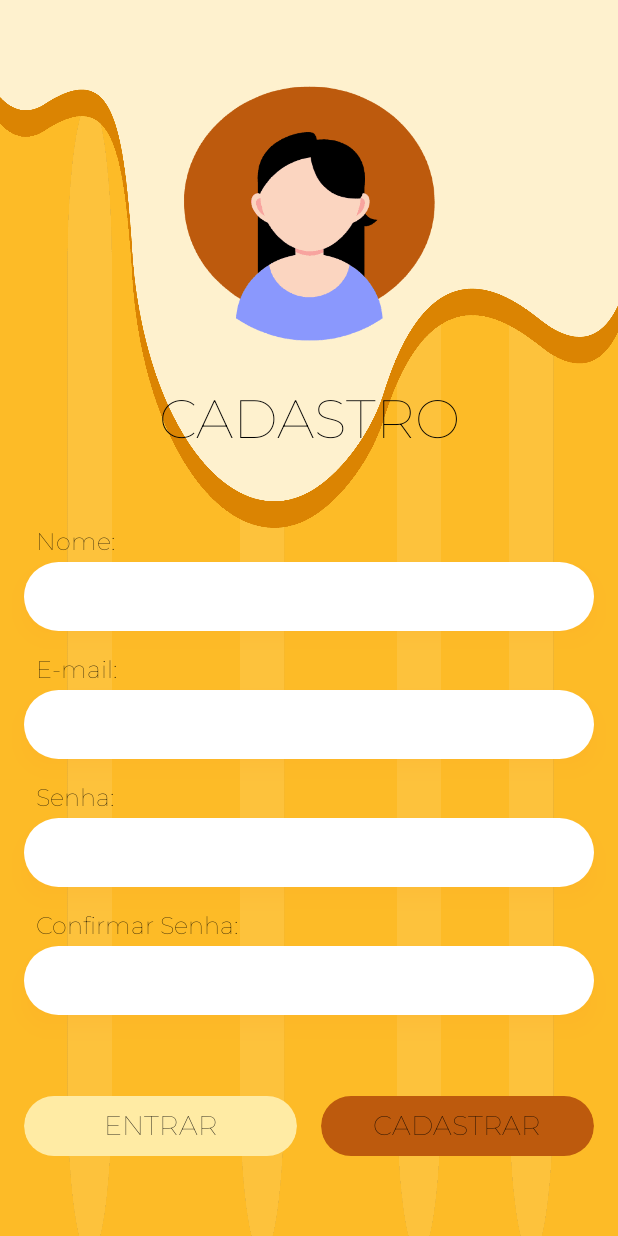
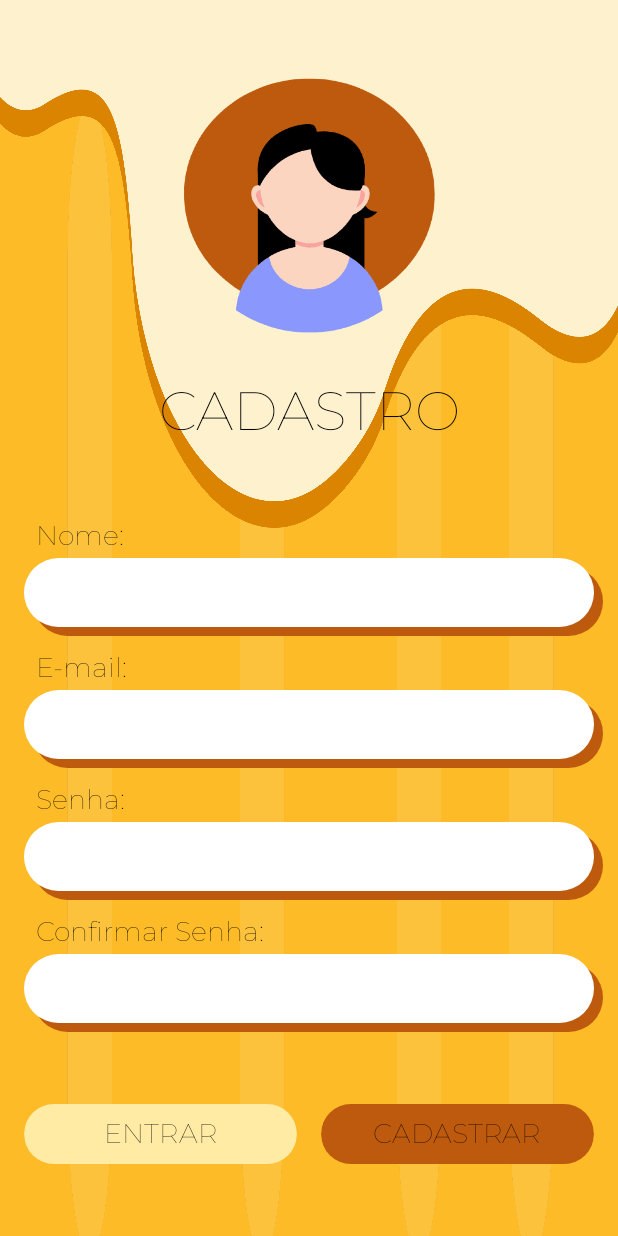
Before and after one commit to Qual-boa/Projeto-Android, an Android app built with Jetpack Compose: the @Preview function RegistrationScreenPreview, on a phone screen of 412 x 824 dp. Run offline under Robolectric (Android 15) with nearby library versions, the phone set to English and light mode, and no system bars.

Commit message:
sombra das inputs

```diff
--- a/TelaCadastro/app/src/main/java/com/example/telacadastro/MainActivity.kt
+++ b/TelaCadastro/app/src/main/java/com/example/telacadastro/MainActivity.kt
@@ -118,7 +118,8 @@ fun RegistrationScreen() {
                     )
                 ) {
                     Text(text = "ENTRAR", color = Color.Black, fontFamily = montserratFamily,
-                        fontSize = 18.sp)
+                        fontSize = 18.sp, fontWeight = FontWeight.ExtraBold
+                    )
                 }
 
                 Button(
@@ -132,7 +133,7 @@ fun RegistrationScreen() {
                     )
                 ) {
                     Text(text = "CADASTRAR", color = Color.Black, fontFamily = montserratFamily,
-                        fontSize = 18.sp)
+                        fontSize = 18.sp, fontWeight = FontWeight.ExtraBold)
                 }
             }
         }
@@ -144,12 +145,13 @@ fun InputFieldWithShadow(label: String, text: String, isPassword: Boolean = fals
     val inputValue = remember { mutableStateOf(text) }
 
     Column(modifier = Modifier.fillMaxWidth()) {
+        // Texto do rótulo
         Text(
             text = label,
             style = TextStyle(
-                fontSize = 16.sp,
+                fontSize = 18.sp,
+                fontWeight = FontWeight.ExtraBold,
                 color = Color.Black,
-                fontWeight = FontWeight.ExtraBold,
                 fontFamily = montserratFamily
             ),
             modifier = Modifier.padding(start = 8.dp, bottom = 4.dp)
@@ -157,17 +159,27 @@ fun InputFieldWithShadow(label: String, text: String, isPassword: Boolean = fals
 
         Box(
             modifier = Modifier
+                .fillMaxWidth()
                 .height(46.dp)
-                .shadow(
-                    elevation = 8.dp,
-                    shape = RoundedCornerShape(20.dp),
-                    ambientColor = Color(0xFFFFA726),
-                    spotColor = Color(0xFFFFA726)
+        ) {
+
+            Box(
+                modifier = Modifier
+                    .fillMaxSize()
+                    .offset(x = 6.dp, y = 6.dp)
+                    .clip(RoundedCornerShape(30.dp))
+                    .background(Color(0xFFBD5A0D))
             )
-                .clip(RoundedCornerShape(24.dp))
-                .background(Color.White) // Fundo branco
+
+            // Caixa branca acima da sombra
+            Box(
+                modifier = Modifier
+                    .fillMaxSize()
+                    .clip(RoundedCornerShape(30.dp))
+                    .background(Color.White)
                     .padding(4.dp)
             ) {
+                // Campo de entrada de texto
                 BasicTextField(
                     value = inputValue.value,
                     onValueChange = { inputValue.value = it },
@@ -176,11 +188,15 @@ fun InputFieldWithShadow(label: String, text: String, isPassword: Boolean = fals
                     cursorBrush = SolidColor(Color.Black),
                     modifier = Modifier
                         .fillMaxWidth()
-                    .padding(horizontal = 16.dp, vertical = 12.dp)
+                        .padding(horizontal = 16.dp, vertical = 8.dp)
                 )
             }
         }
     }
+}
+
+
+
 
 @Preview(showBackground = true)
 @Composable
```
Lines whose indentation alone changed are shown as unchanged.
